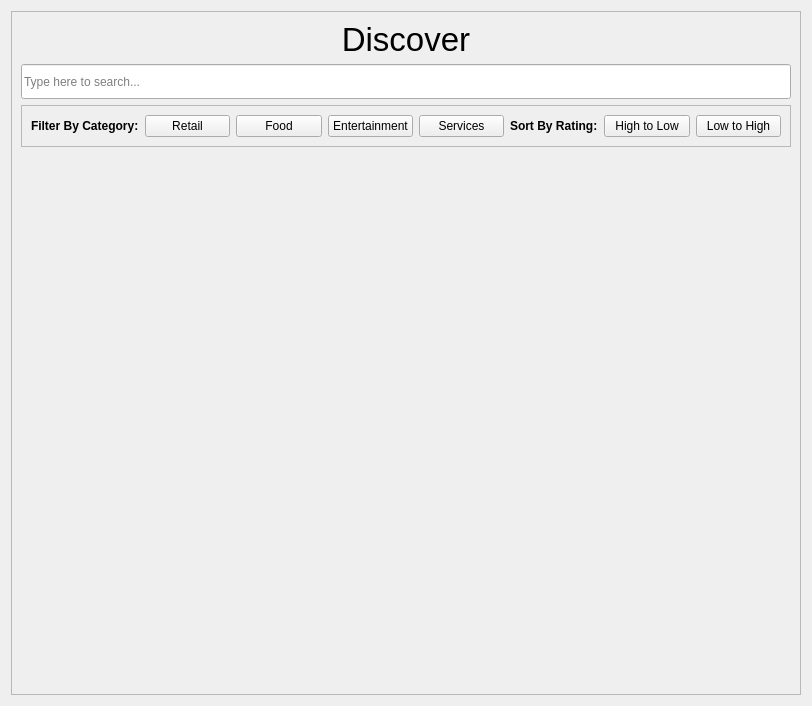
logancone/around_town_fbla, file resources/ui/discover_page.ui: the form before one commit.
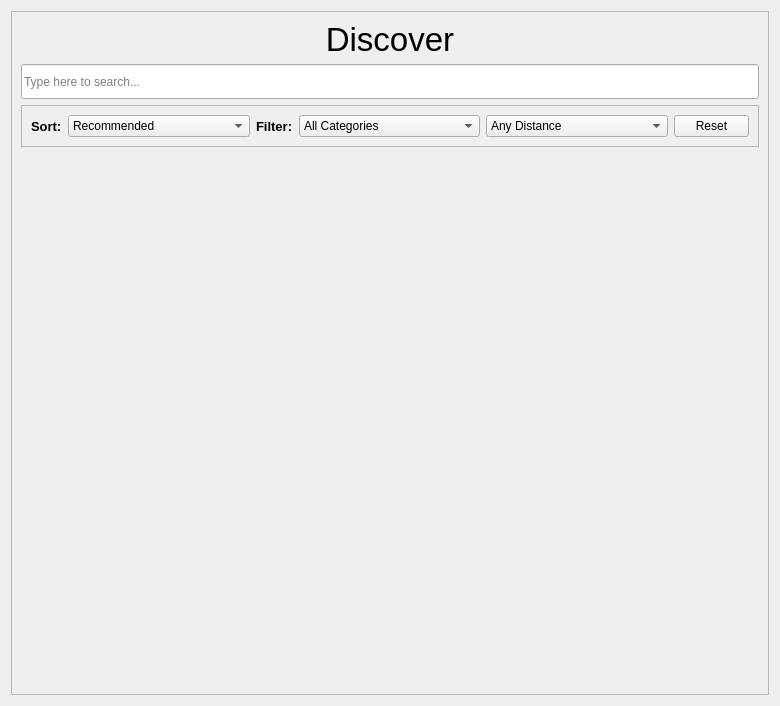
The form after the commit.

Commit message: dropdowns, distance, and customizable report

Diff of the .ui file:
```diff
--- a/resources/ui/discover_page.ui
+++ b/resources/ui/discover_page.ui
@@ -6,7 +6,7 @@
    <rect>
     <x>0</x>
     <y>0</y>
-    <width>812</width>
+    <width>780</width>
     <height>706</height>
    </rect>
   </property>
@@ -36,7 +36,7 @@
        <rect>
         <x>0</x>
         <y>0</y>
-        <width>790</width>
+        <width>758</width>
         <height>684</height>
        </rect>
       </property>
@@ -111,105 +111,154 @@
           <enum>QFrame::Shadow::Raised</enum>
          </property>
          <layout class="QHBoxLayout" name="horizontalLayout">
+          <item>
+           <widget class="QLabel" name="sort_label">
+            <property name="sizePolicy">
+             <sizepolicy hsizetype="Maximum" vsizetype="Preferred">
+              <horstretch>0</horstretch>
+              <verstretch>0</verstretch>
+             </sizepolicy>
+            </property>
+            <property name="maximumSize">
+             <size>
+              <width>16777215</width>
+              <height>16777215</height>
+             </size>
+            </property>
+            <property name="font">
+             <font>
+              <pointsize>10</pointsize>
+              <bold>true</bold>
+             </font>
+            </property>
+            <property name="text">
+             <string>Sort:</string>
+            </property>
+           </widget>
+          </item>
+          <item>
+           <widget class="QComboBox" name="sort_dropdown">
+            <property name="editable">
+             <bool>false</bool>
+            </property>
+            <property name="currentText">
+             <string>Recommended</string>
+            </property>
+            <item>
+             <property name="text">
+              <string extracomment="hi">Recommended</string>
+             </property>
+            </item>
+            <item>
+             <property name="text">
+              <string>Rating (High to Low)</string>
+             </property>
+            </item>
+            <item>
+             <property name="text">
+              <string>Rating (Low to High)</string>
+             </property>
+            </item>
+            <item>
+             <property name="text">
+              <string>Distance</string>
+             </property>
+            </item>
+           </widget>
+          </item>
           <item>
            <widget class="QLabel" name="filter_label">
+            <property name="sizePolicy">
+             <sizepolicy hsizetype="Maximum" vsizetype="Preferred">
+              <horstretch>0</horstretch>
+              <verstretch>0</verstretch>
+             </sizepolicy>
+            </property>
+            <property name="maximumSize">
+             <size>
+              <width>16777215</width>
+              <height>16777215</height>
+             </size>
+            </property>
             <property name="font">
              <font>
+              <pointsize>10</pointsize>
               <bold>true</bold>
              </font>
             </property>
             <property name="text">
-             <string>Filter By Category:</string>
+             <string>Filter:</string>
             </property>
            </widget>
           </item>
           <item>
-           <widget class="QPushButton" name="retail_button">
-            <property name="accessibleName">
-             <string>Filter by Category: Retail</string>
-            </property>
-            <property name="accessibleDescription">
-             <string>Shows only the retail businesses</string>
-            </property>
+           <widget class="QComboBox" name="category_dropdown">
+            <item>
+             <property name="text">
+              <string>All Categories</string>
+             </property>
+            </item>
+            <item>
             <property name="text">
              <string>Retail</string>
             </property>
-           </widget>
           </item>
           <item>
-           <widget class="QPushButton" name="food_button">
-            <property name="accessibleName">
-             <string>Filter by category: food</string>
-            </property>
-            <property name="accessibleDescription">
-             <string>Shows only food businesses</string>
-            </property>
             <property name="text">
              <string>Food</string>
             </property>
-           </widget>
           </item>
           <item>
-           <widget class="QPushButton" name="entertainment_button">
-            <property name="accessibleName">
-             <string>Filter by category: entertainment</string>
-            </property>
-            <property name="accessibleDescription">
-             <string>Shows only entertainment businesses</string>
-            </property>
             <property name="text">
              <string>Entertainment</string>
             </property>
-           </widget>
           </item>
           <item>
-           <widget class="QPushButton" name="services_button">
-            <property name="accessibleName">
-             <string>Filter by category: services</string>
-            </property>
-            <property name="accessibleDescription">
-             <string>Shows only services businesses</string>
-            </property>
             <property name="text">
              <string>Services</string>
             </property>
+            </item>
            </widget>
           </item>
           <item>
-           <widget class="QLabel" name="sort_label">
-            <property name="font">
-             <font>
-              <bold>true</bold>
-             </font>
-            </property>
+           <widget class="QComboBox" name="distance_dropdown">
+            <item>
+             <property name="text">
+              <string>Any Distance</string>
+             </property>
+            </item>
+            <item>
             <property name="text">
-             <string>Sort By Rating:</string>
-            </property>
-           </widget>
+              <string>Within 5 Miles</string>
+             </property>
           </item>
           <item>
-           <widget class="QPushButton" name="ratings_descending_button">
-            <property name="accessibleName">
-             <string>Sort by rating: high to low</string>
-            </property>
-            <property name="accessibleDescription">
-             <string>Sorts businesses by rating from highest to lowest</string>
-            </property>
+             <property name="text">
+              <string>Within 10 Miles</string>
+             </property>
+            </item>
+            <item>
+             <property name="text">
+              <string>Within 25 Miles</string>
+             </property>
+            </item>
+            <item>
             <property name="text">
-             <string>High to Low</string>
-            </property>
+              <string>Within 50 Miles</string>
+             </property>
+            </item>
            </widget>
           </item>
           <item>
-           <widget class="QPushButton" name="ratings_ascending_button">
-            <property name="accessibleName">
-             <string>Sort by rating: low to high</string>
+           <widget class="QPushButton" name="reset_button">
+            <property name="maximumSize">
+             <size>
+              <width>75</width>
+              <height>16777215</height>
+             </size>
             </property>
-            <property name="accessibleDescription">
-             <string>Sorts businesses by rating from lowest to highest</string>
-            </property>
             <property name="text">
-             <string>Low to High</string>
+             <string>Reset</string>
             </property>
            </widget>
           </item>
```
Lines whose indentation alone changed are shown as unchanged. The commit also changes 40 other files.
